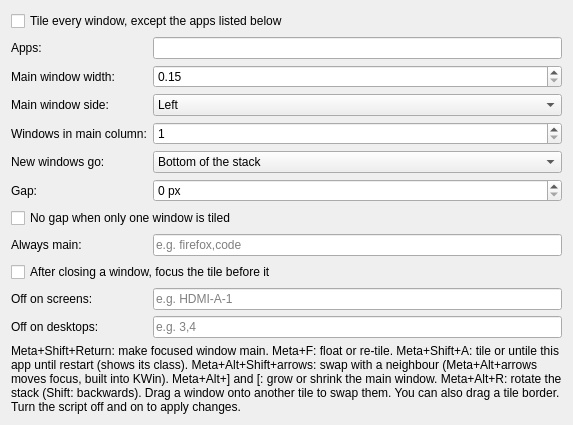
Above: package/contents/ui/config.ui from aic0d3r/stacklet before the change. Below: the same form after it.
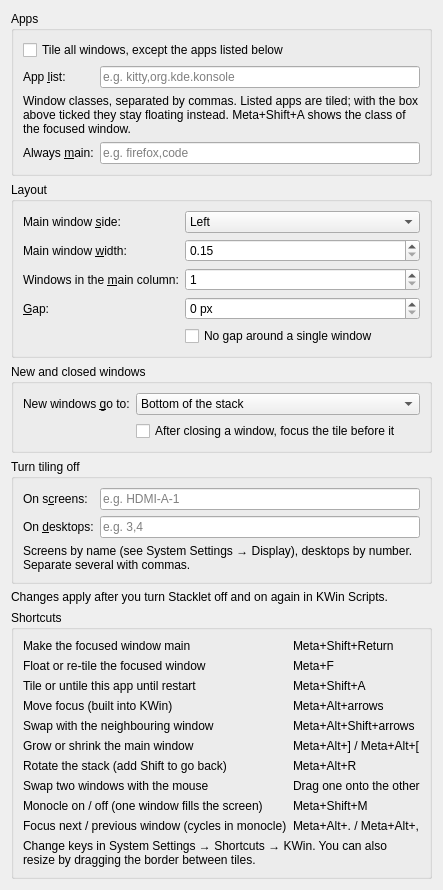
That is the form after the change.

Commit message: Add monocle and focus next/prev; regroup settings page with shortcut list and apply note

Patch:
```diff
--- a/package/contents/ui/config.ui
+++ b/package/contents/ui/config.ui
@@ -2,31 +2,73 @@
 <ui version="4.0">
  <class>StackletConfig</class>
  <widget class="QWidget" name="StackletConfig">
-  <layout class="QFormLayout" name="form">
+  <layout class="QVBoxLayout" name="page">
+
+   <item>
+    <widget class="QGroupBox" name="appsGroup">
+     <property name="title"><string>Apps</string></property>
+     <layout class="QFormLayout" name="appsForm">
    <item row="0" column="0" colspan="2">
     <widget class="QCheckBox" name="kcfg_tileAll">
-     <property name="text"><string>Tile every window, except the apps listed below</string></property>
-     <property name="toolTip"><string>Off: only the listed apps are tiled. On: all normal resizable windows are tiled and the list becomes an exclude list.</string></property>
+        <property name="text"><string>Tile all windows, except the apps listed below</string></property>
     </widget>
    </item>
    <item row="1" column="0">
     <widget class="QLabel" name="classesLabel">
-     <property name="text"><string>Apps:</string></property>
+        <property name="text"><string>App &amp;list:</string></property>
      <property name="buddy"><cstring>kcfg_tileClasses</cstring></property>
     </widget>
    </item>
    <item row="1" column="1">
     <widget class="QLineEdit" name="kcfg_tileClasses">
-     <property name="toolTip"><string>Comma-separated window classes. Press Meta+Shift+A on a window to see its class.</string></property>
-    </widget>
-   </item>
-   <item row="2" column="0">
+        <property name="placeholderText"><string>e.g. kitty,org.kde.konsole</string></property>
+       </widget>
+      </item>
+      <item row="2" column="0" colspan="2">
+       <widget class="QLabel" name="classesHint">
+        <property name="wordWrap"><bool>true</bool></property>
+        <property name="text"><string>Window classes, separated by commas. Listed apps are tiled; with the box above ticked they stay floating instead. Meta+Shift+A shows the class of the focused window.</string></property>
+       </widget>
+      </item>
+      <item row="3" column="0">
+       <widget class="QLabel" name="mainClassesLabel">
+        <property name="text"><string>Always &amp;main:</string></property>
+        <property name="buddy"><cstring>kcfg_mainClasses</cstring></property>
+       </widget>
+      </item>
+      <item row="3" column="1">
+       <widget class="QLineEdit" name="kcfg_mainClasses">
+        <property name="placeholderText"><string>e.g. firefox,code</string></property>
+        <property name="toolTip"><string>These apps always take the main slot; other windows stack beside them.</string></property>
+       </widget>
+      </item>
+     </layout>
+    </widget>
+   </item>
+
+   <item>
+    <widget class="QGroupBox" name="layoutGroup">
+     <property name="title"><string>Layout</string></property>
+     <layout class="QFormLayout" name="layoutForm">
+      <item row="0" column="0">
+       <widget class="QLabel" name="sideLabel">
+        <property name="text"><string>Main window &amp;side:</string></property>
+        <property name="buddy"><cstring>kcfg_mainSide</cstring></property>
+       </widget>
+      </item>
+      <item row="0" column="1">
+       <widget class="QComboBox" name="kcfg_mainSide">
+        <item><property name="text"><string>Left</string></property></item>
+        <item><property name="text"><string>Right</string></property></item>
+       </widget>
+      </item>
+      <item row="1" column="0">
     <widget class="QLabel" name="ratioLabel">
-     <property name="text"><string>Main window width:</string></property>
+        <property name="text"><string>Main window &amp;width:</string></property>
      <property name="buddy"><cstring>kcfg_masterRatio</cstring></property>
     </widget>
    </item>
-   <item row="2" column="1">
+      <item row="1" column="1">
     <widget class="QDoubleSpinBox" name="kcfg_masterRatio">
      <property name="toolTip"><string>Share of the screen width for the main column, from 0.15 to 0.85.</string></property>
      <property name="minimum"><double>0.15</double></property>
@@ -34,106 +76,144 @@
      <property name="singleStep"><double>0.05</double></property>
     </widget>
    </item>
-   <item row="3" column="0">
-    <widget class="QLabel" name="sideLabel">
-     <property name="text"><string>Main window side:</string></property>
-     <property name="buddy"><cstring>kcfg_mainSide</cstring></property>
-    </widget>
-   </item>
-   <item row="3" column="1">
-    <widget class="QComboBox" name="kcfg_mainSide">
-     <item><property name="text"><string>Left</string></property></item>
-     <item><property name="text"><string>Right</string></property></item>
-    </widget>
-   </item>
-   <item row="4" column="0">
+      <item row="2" column="0">
     <widget class="QLabel" name="mainLabel">
-     <property name="text"><string>Windows in main column:</string></property>
+        <property name="text"><string>Windows in the &amp;main column:</string></property>
      <property name="buddy"><cstring>kcfg_maxMain</cstring></property>
     </widget>
    </item>
-   <item row="4" column="1">
+      <item row="2" column="1">
     <widget class="QSpinBox" name="kcfg_maxMain">
      <property name="minimum"><number>1</number></property>
      <property name="maximum"><number>2</number></property>
     </widget>
    </item>
-   <item row="5" column="0">
-    <widget class="QLabel" name="newLabel">
-     <property name="text"><string>New windows go:</string></property>
-     <property name="buddy"><cstring>kcfg_newWindow</cstring></property>
-    </widget>
-   </item>
-   <item row="5" column="1">
-    <widget class="QComboBox" name="kcfg_newWindow">
-     <item><property name="text"><string>Bottom of the stack</string></property></item>
-     <item><property name="text"><string>Top of the stack</string></property></item>
-     <item><property name="text"><string>Main column</string></property></item>
-    </widget>
-   </item>
-   <item row="6" column="0">
+      <item row="3" column="0">
     <widget class="QLabel" name="gapLabel">
-     <property name="text"><string>Gap:</string></property>
+        <property name="text"><string>&amp;Gap:</string></property>
      <property name="buddy"><cstring>kcfg_gap</cstring></property>
     </widget>
    </item>
-   <item row="6" column="1">
+      <item row="3" column="1">
     <widget class="QSpinBox" name="kcfg_gap">
      <property name="suffix"><string> px</string></property>
      <property name="minimum"><number>0</number></property>
      <property name="maximum"><number>64</number></property>
     </widget>
    </item>
-   <item row="7" column="0" colspan="2">
+      <item row="4" column="1">
     <widget class="QCheckBox" name="kcfg_smartGaps">
-     <property name="text"><string>No gap when only one window is tiled</string></property>
-    </widget>
-   </item>
-   <item row="8" column="0">
-    <widget class="QLabel" name="mainClassesLabel">
-     <property name="text"><string>Always main:</string></property>
-     <property name="buddy"><cstring>kcfg_mainClasses</cstring></property>
+        <property name="text"><string>No gap around a single window</string></property>
+       </widget>
+      </item>
+     </layout>
     </widget>
    </item>
-   <item row="8" column="1">
-    <widget class="QLineEdit" name="kcfg_mainClasses">
-     <property name="placeholderText"><string>e.g. firefox,code</string></property>
-     <property name="toolTip"><string>Apps (window classes) that always take the main slot; everything else stacks beside them.</string></property>
-    </widget>
-   </item>
-   <item row="9" column="0" colspan="2">
+
+   <item>
+    <widget class="QGroupBox" name="windowsGroup">
+     <property name="title"><string>New and closed windows</string></property>
+     <layout class="QFormLayout" name="windowsForm">
+      <item row="0" column="0">
+       <widget class="QLabel" name="newLabel">
+        <property name="text"><string>New windows &amp;go to:</string></property>
+        <property name="buddy"><cstring>kcfg_newWindow</cstring></property>
+       </widget>
+      </item>
+      <item row="0" column="1">
+       <widget class="QComboBox" name="kcfg_newWindow">
+        <item><property name="text"><string>Bottom of the stack</string></property></item>
+        <item><property name="text"><string>Top of the stack</string></property></item>
+        <item><property name="text"><string>Main column</string></property></item>
+       </widget>
+      </item>
+      <item row="1" column="1">
     <widget class="QCheckBox" name="kcfg_focusAfterClose">
      <property name="text"><string>After closing a window, focus the tile before it</string></property>
     </widget>
    </item>
-   <item row="10" column="0">
+     </layout>
+    </widget>
+   </item>
+
+   <item>
+    <widget class="QGroupBox" name="offGroup">
+     <property name="title"><string>Turn tiling off</string></property>
+     <layout class="QFormLayout" name="offForm">
+      <item row="0" column="0">
     <widget class="QLabel" name="screensLabel">
-     <property name="text"><string>Off on screens:</string></property>
+        <property name="text"><string>On s&amp;creens:</string></property>
      <property name="buddy"><cstring>kcfg_disabledScreens</cstring></property>
     </widget>
    </item>
-   <item row="10" column="1">
+      <item row="0" column="1">
     <widget class="QLineEdit" name="kcfg_disabledScreens">
      <property name="placeholderText"><string>e.g. HDMI-A-1</string></property>
     </widget>
    </item>
-   <item row="11" column="0">
+      <item row="1" column="0">
     <widget class="QLabel" name="desktopsLabel">
-     <property name="text"><string>Off on desktops:</string></property>
+        <property name="text"><string>On &amp;desktops:</string></property>
      <property name="buddy"><cstring>kcfg_disabledDesktops</cstring></property>
     </widget>
    </item>
-   <item row="11" column="1">
+      <item row="1" column="1">
     <widget class="QLineEdit" name="kcfg_disabledDesktops">
      <property name="placeholderText"><string>e.g. 3,4</string></property>
     </widget>
    </item>
-   <item row="12" column="0" colspan="2">
-    <widget class="QLabel" name="hint">
+      <item row="2" column="0" colspan="2">
+       <widget class="QLabel" name="offHint">
      <property name="wordWrap"><bool>true</bool></property>
-     <property name="text"><string>Meta+Shift+Return: make focused window main. Meta+F: float or re-tile. Meta+Shift+A: tile or untile this app until restart (shows its class). Meta+Alt+Shift+arrows: swap with a neighbour (Meta+Alt+arrows moves focus, built into KWin). Meta+Alt+] and [: grow or shrink the main window. Meta+Alt+R: rotate the stack (Shift: backwards). Drag a window onto another tile to swap them. You can also drag a tile border. Turn the script off and on to apply changes.</string></property>
-    </widget>
-   </item>
+        <property name="text"><string>Screens by name (see System Settings → Display), desktops by number. Separate several with commas.</string></property>
+       </widget>
+      </item>
+     </layout>
+    </widget>
+   </item>
+
+   <item>
+    <widget class="QLabel" name="applyNote">
+     <property name="wordWrap"><bool>true</bool></property>
+     <property name="text"><string>Changes apply after you turn Stacklet off and on again in KWin Scripts.</string></property>
+    </widget>
+   </item>
+
+   <item>
+    <widget class="QGroupBox" name="keysGroup">
+     <property name="title"><string>Shortcuts</string></property>
+     <layout class="QFormLayout" name="keysForm">
+      <property name="labelAlignment"><set>Qt::AlignLeading|Qt::AlignLeft|Qt::AlignVCenter</set></property>
+      <item row="0" column="0"><widget class="QLabel"><property name="text"><string>Make the focused window main</string></property></widget></item>
+      <item row="0" column="1"><widget class="QLabel"><property name="text"><string>Meta+Shift+Return</string></property></widget></item>
+      <item row="1" column="0"><widget class="QLabel"><property name="text"><string>Float or re-tile the focused window</string></property></widget></item>
+      <item row="1" column="1"><widget class="QLabel"><property name="text"><string>Meta+F</string></property></widget></item>
+      <item row="2" column="0"><widget class="QLabel"><property name="text"><string>Tile or untile this app until restart</string></property></widget></item>
+      <item row="2" column="1"><widget class="QLabel"><property name="text"><string>Meta+Shift+A</string></property></widget></item>
+      <item row="3" column="0"><widget class="QLabel"><property name="text"><string>Move focus (built into KWin)</string></property></widget></item>
+      <item row="3" column="1"><widget class="QLabel"><property name="text"><string>Meta+Alt+arrows</string></property></widget></item>
+      <item row="4" column="0"><widget class="QLabel"><property name="text"><string>Swap with the neighbouring window</string></property></widget></item>
+      <item row="4" column="1"><widget class="QLabel"><property name="text"><string>Meta+Alt+Shift+arrows</string></property></widget></item>
+      <item row="5" column="0"><widget class="QLabel"><property name="text"><string>Grow or shrink the main window</string></property></widget></item>
+      <item row="5" column="1"><widget class="QLabel"><property name="text"><string>Meta+Alt+] / Meta+Alt+[</string></property></widget></item>
+      <item row="6" column="0"><widget class="QLabel"><property name="text"><string>Rotate the stack (add Shift to go back)</string></property></widget></item>
+      <item row="6" column="1"><widget class="QLabel"><property name="text"><string>Meta+Alt+R</string></property></widget></item>
+      <item row="7" column="0"><widget class="QLabel"><property name="text"><string>Swap two windows with the mouse</string></property></widget></item>
+      <item row="7" column="1"><widget class="QLabel"><property name="text"><string>Drag one onto the other</string></property></widget></item>
+      <item row="8" column="0"><widget class="QLabel"><property name="text"><string>Monocle on / off (one window fills the screen)</string></property></widget></item>
+      <item row="8" column="1"><widget class="QLabel"><property name="text"><string>Meta+Shift+M</string></property></widget></item>
+      <item row="9" column="0"><widget class="QLabel"><property name="text"><string>Focus next / previous window (cycles in monocle)</string></property></widget></item>
+      <item row="9" column="1"><widget class="QLabel"><property name="text"><string>Meta+Alt+. / Meta+Alt+,</string></property></widget></item>
+      <item row="10" column="0" colspan="2">
+       <widget class="QLabel" name="keysHint">
+        <property name="wordWrap"><bool>true</bool></property>
+        <property name="text"><string>Change keys in System Settings → Shortcuts → KWin. You can also resize by dragging the border between tiles.</string></property>
+       </widget>
+      </item>
+     </layout>
+    </widget>
+   </item>
+
   </layout>
  </widget>
  <resources/>
```
Left out of the diff: 3 changed lines with no effect on the pictures. Lines whose indentation alone changed are shown as unchanged. The commit also changes 2 other files.
